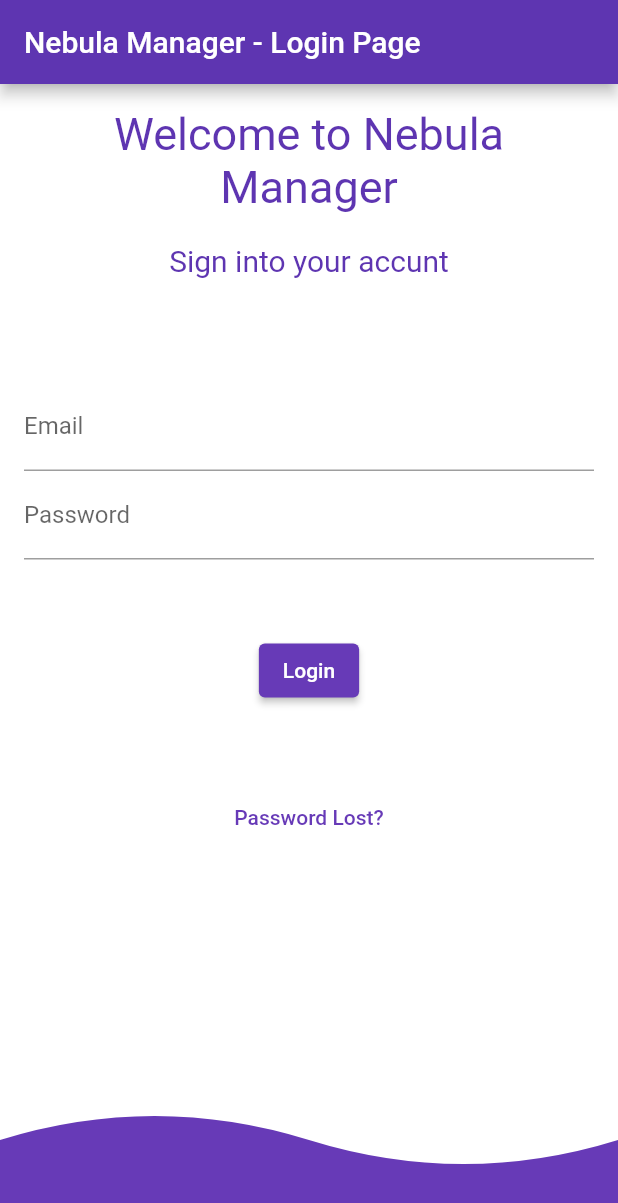
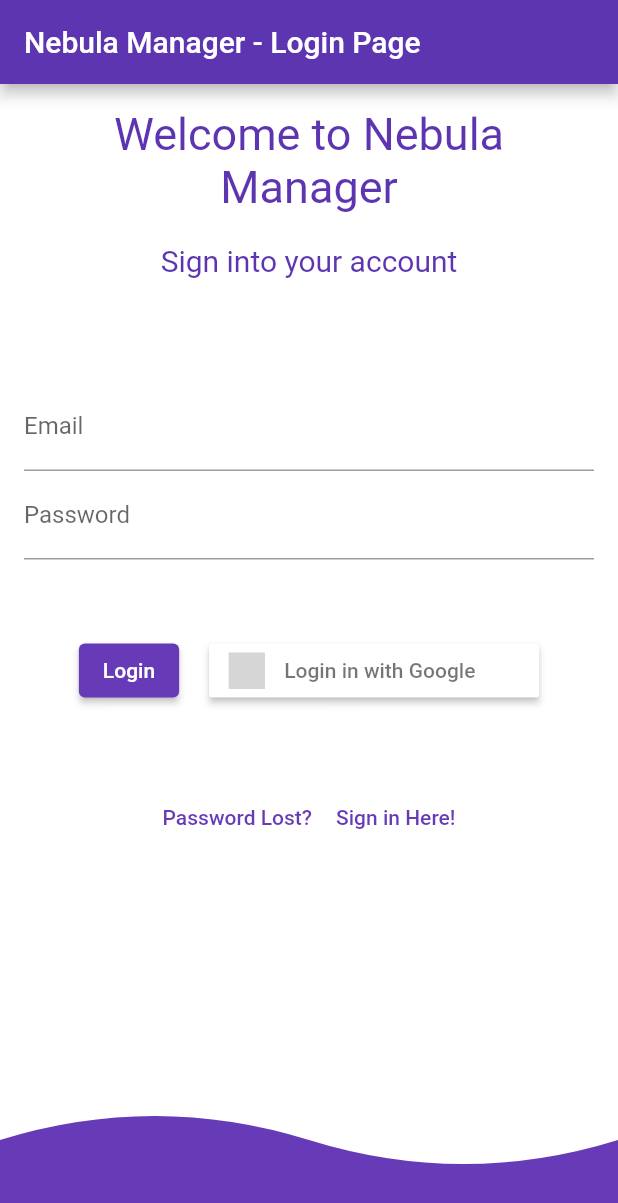
Before and after one commit to paulbryche/NEBULA-web-admin-panel, a Flutter app: the screen it shows after launch, on a phone screen of 412 x 824 dp. Shown: the top 1203 px of the screen. Run offline on Flutter 3.47's test engine with Material 2 defaults, Android fonts, the phone set to English and light mode, and no system bars; our stand-ins replace cloud_firestore, firebase_auth, firebase_core, flutter_signin_button, google_sign_in, shared_preferences; accounts and stored records are empty; grey boxes are pictures that could not be loaded.

Commit message:
[+]Create account and google Signup/SingIn but not working [*] Class User to NebulaUser + add of SubType

```diff
--- a/lib/LoginPage.dart
+++ b/lib/LoginPage.dart
@@ -1,8 +1,11 @@
 import 'package:flutter/material.dart';
 import 'package:firebase_auth/firebase_auth.dart';
+import 'package:google_sign_in/google_sign_in.dart';
+import 'package:flutter_signin_button/flutter_signin_button.dart';
 import 'package:shared_preferences/shared_preferences.dart';
 
 import 'TeamMembers.dart';
+import 'SignInPage.dart';
 import 'ResetPassword.dart';
 
 class LoginPage extends StatefulWidget {
@@ -17,6 +20,7 @@
   final GlobalKey<FormState> _formKey = GlobalKey<FormState>();
   final TextEditingController _emailController = TextEditingController();
   final TextEditingController _passwordController = TextEditingController();
+  final GoogleSignIn _googleSignIn = GoogleSignIn();
   bool _isLoading = false;
 
   @override
@@ -122,7 +126,7 @@
                   style: TextStyle(color: Colors.deepPurple[600], fontSize: 30),
                 ),
                 const Padding(padding: EdgeInsets.all(10.0)),
-                Text('Sign into your accunt',
+                Text('Sign into your account',
                   textAlign: TextAlign.center,
                   style: TextStyle(color: Colors.deepPurple[600], fontSize: 20),
                 ),
@@ -154,17 +158,59 @@
                   ),
                 ),
                 const Padding(padding: EdgeInsets.all(25.0)),
-                ElevatedButton(
+                Row(
+                  mainAxisSize: MainAxisSize.min,
+                  crossAxisAlignment: CrossAxisAlignment.center,
+                  mainAxisAlignment: MainAxisAlignment.spaceAround,
+                  children: [
+                    Padding(
+                      padding: const EdgeInsets.symmetric(horizontal: 10.0),
+                      child: ElevatedButton(
                         style: ButtonStyle(
                           backgroundColor: MaterialStateProperty.all<Color>(Colors.deepPurple),
                         ),
                         onPressed: _isLoading ? null : _signInWithEmailAndPassword,
                         child: const Text('Login'),
                       ),
+                    ),
+                    Padding(
+                      padding: const EdgeInsets.symmetric(horizontal: 10.0),
+                      child: SignInButton(
+                        onPressed: () async {
+                          final GoogleSignInAccount? googleUser = await _googleSignIn.signIn();
+                          final GoogleSignInAuthentication googleAuth =
+                          await googleUser!.authentication;
+                          final OAuthCredential credential = GoogleAuthProvider.credential(
+                              accessToken: googleAuth.accessToken, idToken: googleAuth.idToken);
+                          await FirebaseAuth.instance.signInWithCredential(credential);
+                        },
+                        Buttons.Google,
+                        text: "Login in with Google",
+                      ),
+                    ),
+                  ],
+                ),
                 const Padding(padding: EdgeInsets.all(25.0)),
+                Row(
+                  mainAxisSize: MainAxisSize.min,
+                  crossAxisAlignment: CrossAxisAlignment.start,
+                  mainAxisAlignment: MainAxisAlignment.spaceAround,
+                  children: [
                     TextButton(
                       onPressed: _resetPassword,
                       child: const Text('Password Lost?'),
+                    ),
+                    TextButton(
+                      onPressed: () {
+                        Navigator.of(context).push(
+                          MaterialPageRoute(
+                            builder: (context) => SignInPage(),
+                          ),
+                        );
+                        },
+                      child: const Text('Sign in Here!'),
+                    ),
+                  ],
                 ),
               ],
             ),
```
Also changed, not shown: lib/Classes.dart (+5 -3 lines), lib/FreeUsersPage.dart (+9 -6 lines), lib/SignInPage.dart (added, +187 -0 lines), lib/TeamMembers.dart (+9 -6 lines), pubspec.yaml (+9 -1 lines), pubspec.lock. Lines whose indentation alone changed are shown as unchanged.
